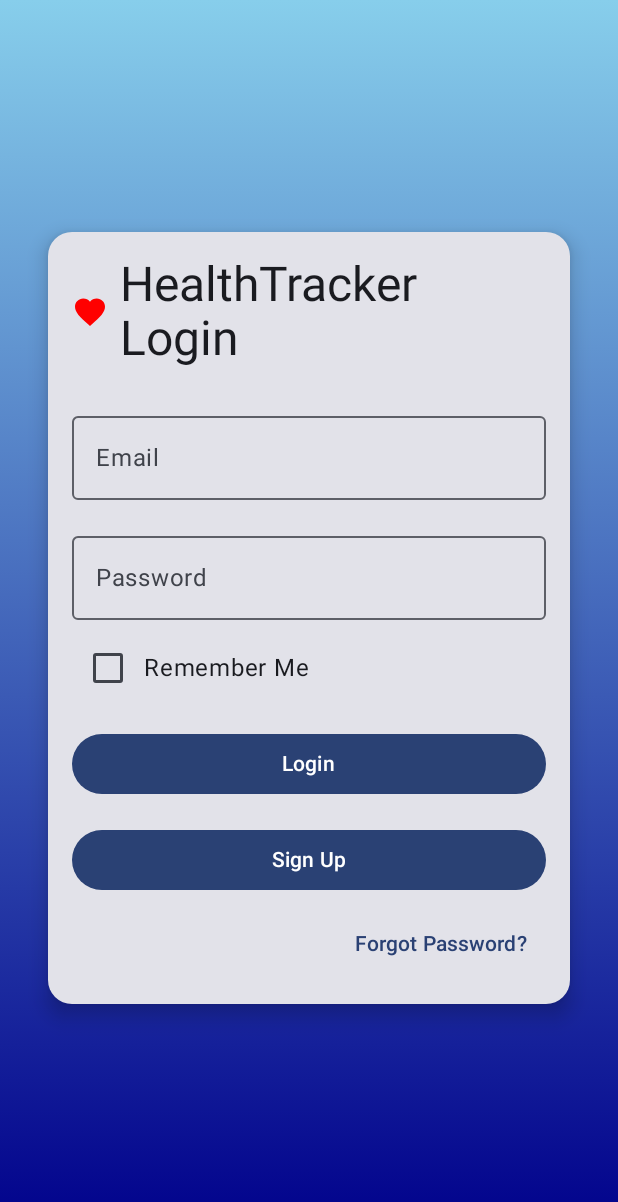
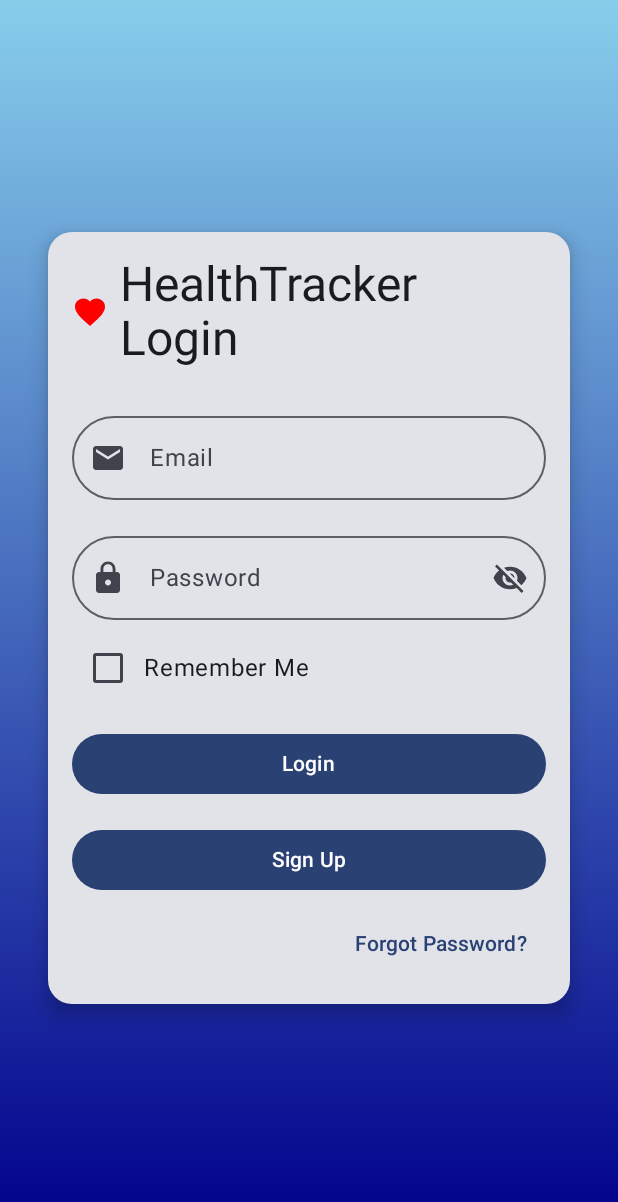
Before and after one commit to DeadAlien/HealthTracker, an Android app built with Jetpack Compose: the screen it shows after launch (MainActivity), on a phone screen of 412 x 824 dp. Shown: the top 1202 px of the screen. Run offline under Robolectric (Android 15) with nearby library versions, the phone set to English and light mode, and no system bars.

Commit message:
improvement of login page 2

```diff
--- a/AndroidHealthTracer/app/build.gradle.kts
+++ b/AndroidHealthTracer/app/build.gradle.kts
@@ -49,6 +49,7 @@ dependencies {
     implementation(libs.androidx.ui.graphics)
     implementation(libs.androidx.ui.tooling.preview)
     implementation(libs.androidx.material3)
+    implementation("androidx.compose.material:material-icons-extended:1.6.7")
     testImplementation(libs.junit)
     androidTestImplementation(libs.androidx.junit)
     androidTestImplementation(libs.androidx.espresso.core)
--- a/AndroidHealthTracer/app/src/main/java/com/example/androidhealthtracer/MainActivity.kt
+++ b/AndroidHealthTracer/app/src/main/java/com/example/androidhealthtracer/MainActivity.kt
@@ -23,9 +23,14 @@ import androidx.compose.foundation.background
 import androidx.compose.foundation.shape.RoundedCornerShape
 import androidx.compose.material3.CardDefaults
 import androidx.compose.material.icons.Icons
+import androidx.compose.material.icons.filled.Email
 import androidx.compose.material.icons.filled.Favorite
+import androidx.compose.material.icons.filled.Lock
+import androidx.compose.material.icons.filled.Visibility
+import androidx.compose.material.icons.filled.VisibilityOff
 import androidx.compose.ui.graphics.Brush
 import androidx.compose.ui.graphics.Color
+import androidx.compose.ui.text.input.VisualTransformation
 import androidx.compose.ui.unit.sp
 import retrofit2.Call
 import retrofit2.Callback
@@ -103,6 +108,7 @@ fun LoginScreen(
     var email by remember { mutableStateOf(savedEmail) }
     var password by remember { mutableStateOf(savedPassword) }
     var rememberMe by remember { mutableStateOf(savedRememberMe) }
+    var passwordVisible by remember { mutableStateOf(false) }
 
     val context = LocalContext.current
 
@@ -145,7 +151,9 @@ fun LoginScreen(
                     value = email,
                     onValueChange = { email = it },
                     label = { Text("Email") },
-                    modifier = Modifier.fillMaxWidth()
+                    modifier = Modifier.fillMaxWidth(),
+                    leadingIcon = { Icon(Icons.Default.Email, contentDescription = "Email Icon") },
+                    shape = RoundedCornerShape(50)
                 )
                 Spacer(modifier = Modifier.height(16.dp))
                 OutlinedTextField(
@@ -153,7 +161,20 @@ fun LoginScreen(
                     onValueChange = { password = it },
                     label = { Text("Password") },
                     modifier = Modifier.fillMaxWidth(),
-                    visualTransformation = PasswordVisualTransformation()
+                    visualTransformation = if (passwordVisible) VisualTransformation.None else PasswordVisualTransformation(),
+                    leadingIcon = { Icon(Icons.Default.Lock, contentDescription = "Password Icon") },
+                    trailingIcon = {
+                        val image = if (passwordVisible)
+                            Icons.Filled.Visibility
+                        else Icons.Filled.VisibilityOff
+
+                        val description = if (passwordVisible) "Hide password" else "Show password"
+
+                        IconButton(onClick = {passwordVisible = !passwordVisible}){
+                            Icon(imageVector  = image, description)
+                        }
+                    },
+                    shape = RoundedCornerShape(50)
                 )
                 Spacer(modifier = Modifier.height(8.dp))
                 Row(
```
